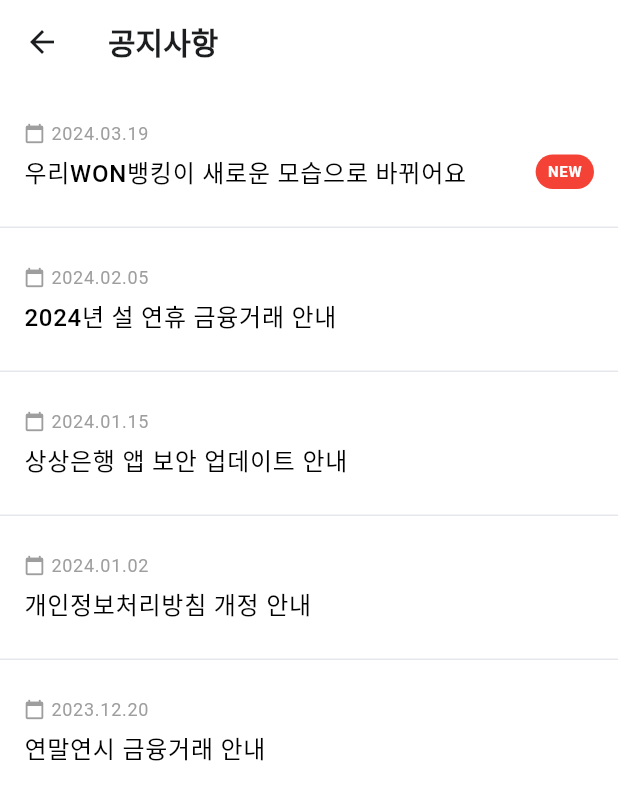
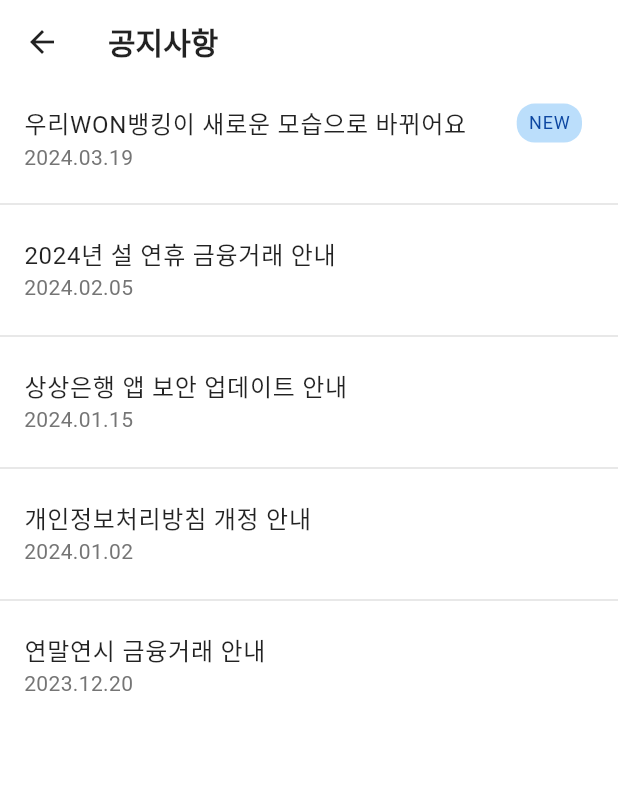
Before and after one commit to joopok/flutter_ai, a Flutter app: the NoticeListScreen screen opened by its route, on a phone screen of 412 x 824 dp. Shown: the top 800 px of the screen. Run offline on Flutter 3.47's test engine with Material 3 defaults, Android fonts, the light colour scheme and no system bars; our stand-ins replace dio, flutter_riverpod, freezed_annotation, go_router, loading_indicator, pretty_dio_logger and 3 more; accounts and stored records are empty; generated files the repository leaves out were written again.

```diff
--- a/lib/screens/login_screen.dart
+++ b/lib/screens/login_screen.dart
@@ -139,7 +139,7 @@
                         ),
                         const SizedBox(height: 16),
                         const Text(
-                          'SANG SANG Banking',
+                          'SANG SANG Bank',
                           style: TextStyle(
                             fontSize: 28,
                             fontWeight: FontWeight.bold,
--- a/lib/screens/notice_list_screen.dart
+++ b/lib/screens/notice_list_screen.dart
@@ -6,6 +6,7 @@
 
   @override
   Widget build(BuildContext context) {
+    final isDarkMode = Theme.of(context).brightness == Brightness.dark;
     final notices = [
       {
         'id': 1,
@@ -40,51 +41,36 @@
     ];
 
     return Scaffold(
-      backgroundColor: Colors.white,
+      backgroundColor: isDarkMode ? Colors.grey[900] : Colors.white,
       appBar: AppBar(
-        backgroundColor: Colors.white,
+        backgroundColor: isDarkMode ? Colors.grey[900] : Colors.white,
         leading: IconButton(
-          icon: const Icon(Icons.arrow_back),
+          icon: Icon(Icons.arrow_back,
+            color: isDarkMode ? Colors.white : Colors.black87),
           onPressed: () => context.go('/'),
         ),
-        title: const Text('공지사항'),
+        title: Text('공지사항',
+          style: TextStyle(
+            color: isDarkMode ? Colors.white : Colors.black87,
+          ),
+        ),
       ),
       body: ListView.separated(
         itemCount: notices.length,
-        separatorBuilder: (context, index) => const Divider(height: 1),
+        separatorBuilder: (context, index) => Divider(
+          color: isDarkMode ? Colors.grey[800] : Colors.grey[300],
+        ),
         itemBuilder: (context, index) {
           final notice = notices[index];
-          return Container(
-            color: Colors.white,
-            child: ListTile(
-              tileColor: Colors.white,
-              contentPadding: const EdgeInsets.all(16),
-              title: Column(
-                crossAxisAlignment: CrossAxisAlignment.start,
-                children: [
-                  Row(
-                    children: [
-                      const Icon(Icons.calendar_today,
-                          size: 14, color: Colors.grey),
-                      const SizedBox(width: 4),
-                      Text(
-                        notice['date'] as String,
-                        style: const TextStyle(
-                          fontSize: 12,
-                          color: Colors.grey,
-                        ),
-                      ),
-                    ],
-                  ),
-                  const SizedBox(height: 4),
-                  Row(
+          return ListTile(
+            title: Row(
               children: [
                 Expanded(
                   child: Text(
                     notice['title'] as String,
-                          style: const TextStyle(
+                    style: TextStyle(
                       fontSize: 16,
-                            fontWeight: FontWeight.w500,
+                      color: isDarkMode ? Colors.white : Colors.black87,
                     ),
                   ),
                 ),
@@ -94,27 +80,28 @@
                       horizontal: 8,
                       vertical: 4,
                     ),
-                          decoration: const BoxDecoration(
-                            color: Colors.red,
-                            borderRadius: BorderRadius.all(Radius.circular(12)),
+                    decoration: BoxDecoration(
+                      color: isDarkMode ? Colors.blue[900] : Colors.blue[100],
+                      borderRadius: BorderRadius.circular(12),
                     ),
-                          child: const Text(
+                    child: Text(
                       'NEW',
                       style: TextStyle(
-                              color: Colors.white,
-                              fontSize: 10,
-                              fontWeight: FontWeight.bold,
+                        fontSize: 12,
+                        color: isDarkMode ? Colors.white : Colors.blue[900],
                       ),
                     ),
                   ),
               ],
             ),
-                ],
+            subtitle: Text(
+              notice['date'] as String,
+              style: TextStyle(
+                fontSize: 14,
+                color: isDarkMode ? Colors.grey[400] : Colors.grey[600],
               ),
-              onTap: () {
-                context.push('/notice/${notice['id']}');
-              },
             ),
+            onTap: () => context.push('/notice/${notice['id']}'),
           );
         },
       ),
```
Also changed, not shown: lib/components/account_list_bottom_sheet.dart (+31 -17 lines), lib/screens/home.dart (+22 -7 lines). Lines whose indentation alone changed are shown as unchanged.
